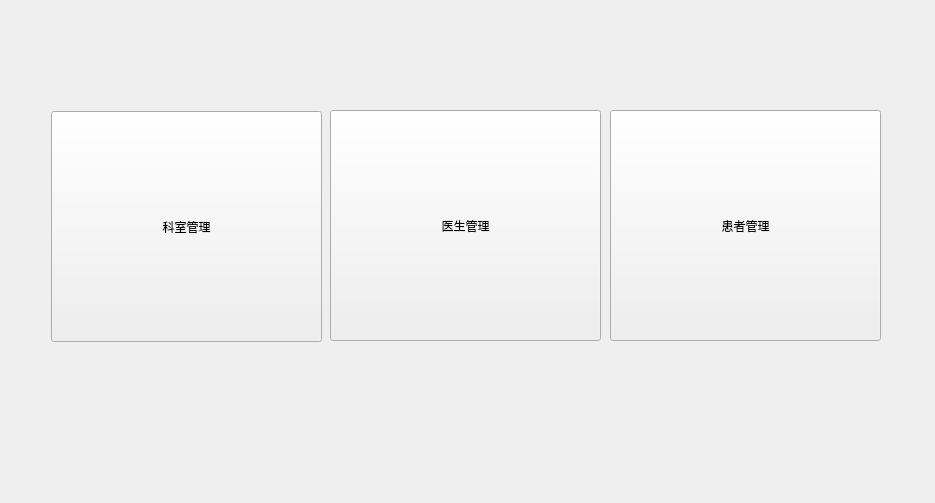
Above: welcomeview.ui from z1p4444/qt before the change. Below: the same form after it.
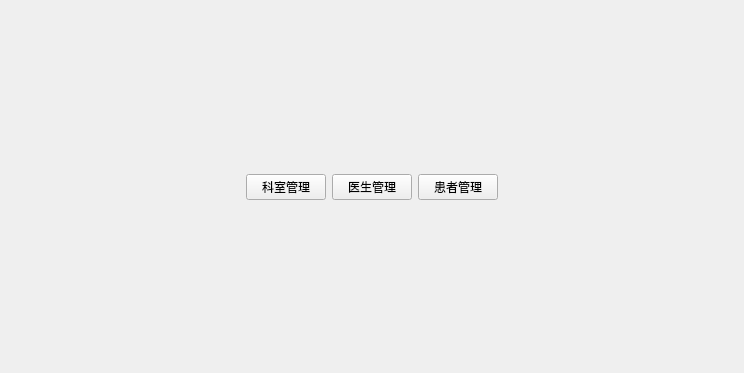
That is the form after the change.

```diff
--- a/welcomeview.ui
+++ b/welcomeview.ui
@@ -6,22 +6,44 @@
    <rect>
     <x>0</x>
     <y>0</y>
-    <width>935</width>
-    <height>503</height>
+    <width>744</width>
+    <height>373</height>
    </rect>
   </property>
   <property name="windowTitle">
    <string>欢迎</string>
   </property>
+  <layout class="QGridLayout" name="gridLayout">
+   <item row="0" column="1">
+    <spacer name="verticalSpacer_2">
+     <property name="orientation">
+      <enum>Qt::Orientation::Vertical</enum>
+     </property>
+     <property name="sizeHint" stdset="0">
+      <size>
+       <width>20</width>
+       <height>156</height>
+      </size>
+     </property>
+    </spacer>
+   </item>
+   <item row="1" column="0">
+    <spacer name="horizontalSpacer">
+     <property name="orientation">
+      <enum>Qt::Orientation::Horizontal</enum>
+     </property>
+     <property name="sizeHint" stdset="0">
+      <size>
+       <width>227</width>
+       <height>20</height>
+      </size>
+     </property>
+    </spacer>
+   </item>
+   <item row="1" column="1">
+    <layout class="QHBoxLayout" name="horizontalLayout">
+     <item>
   <widget class="QPushButton" name="btDepartment">
-   <property name="geometry">
-    <rect>
-     <x>51</x>
-     <y>111</y>
-     <width>271</width>
-     <height>231</height>
-    </rect>
-   </property>
    <property name="sizePolicy">
     <sizepolicy hsizetype="Preferred" vsizetype="Preferred">
      <horstretch>0</horstretch>
@@ -32,15 +54,9 @@
     <string>科室管理</string>
    </property>
   </widget>
+     </item>
+     <item>
   <widget class="QPushButton" name="btDoctor">
-   <property name="geometry">
-    <rect>
-     <x>330</x>
-     <y>110</y>
-     <width>271</width>
-     <height>231</height>
-    </rect>
-   </property>
    <property name="sizePolicy">
     <sizepolicy hsizetype="Preferred" vsizetype="Preferred">
      <horstretch>0</horstretch>
@@ -51,15 +67,9 @@
     <string>医生管理</string>
    </property>
   </widget>
+     </item>
+     <item>
   <widget class="QPushButton" name="btPatient">
-   <property name="geometry">
-    <rect>
-     <x>610</x>
-     <y>110</y>
-     <width>271</width>
-     <height>231</height>
-    </rect>
-   </property>
    <property name="sizePolicy">
     <sizepolicy hsizetype="Preferred" vsizetype="Preferred">
      <horstretch>0</horstretch>
@@ -70,6 +80,36 @@
     <string>患者管理</string>
    </property>
   </widget>
+     </item>
+    </layout>
+   </item>
+   <item row="1" column="2">
+    <spacer name="horizontalSpacer_2">
+     <property name="orientation">
+      <enum>Qt::Orientation::Horizontal</enum>
+     </property>
+     <property name="sizeHint" stdset="0">
+      <size>
+       <width>227</width>
+       <height>20</height>
+      </size>
+     </property>
+    </spacer>
+   </item>
+   <item row="2" column="1">
+    <spacer name="verticalSpacer">
+     <property name="orientation">
+      <enum>Qt::Orientation::Vertical</enum>
+     </property>
+     <property name="sizeHint" stdset="0">
+      <size>
+       <width>20</width>
+       <height>156</height>
+      </size>
+     </property>
+    </spacer>
+   </item>
+  </layout>
  </widget>
  <resources/>
  <connections/>
```
Lines whose indentation alone changed are shown as unchanged.
